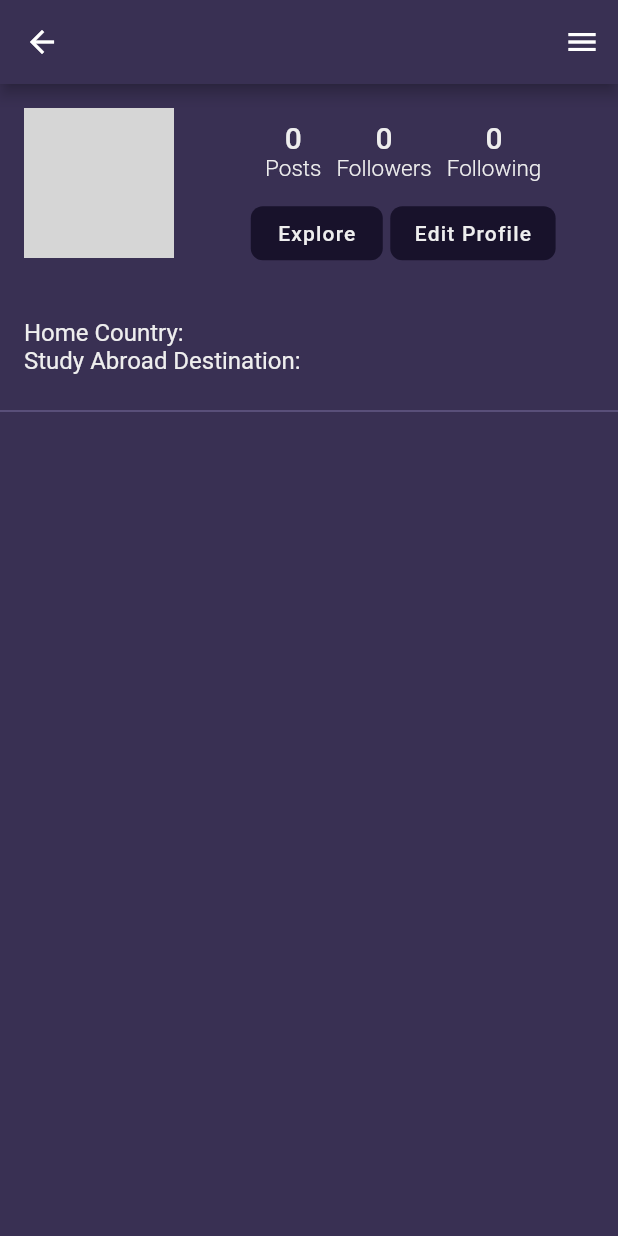
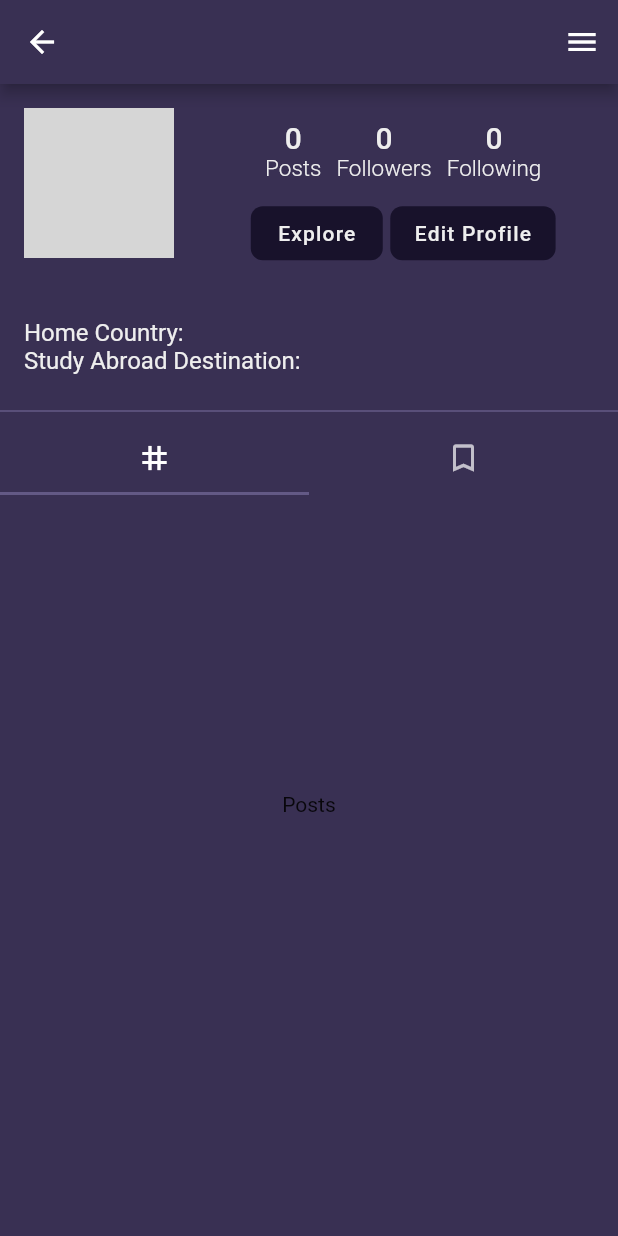
Before and after one commit to imshibl/abroadlink, a Flutter app: the ProfileView screen opened directly, on a phone screen of 412 x 824 dp. Run offline on Flutter 3.47's test engine with Material 2 defaults, Android fonts, the phone set to English and light mode, and no system bars; our stand-ins replace cloud_firestore, country_picker, firebase_auth, firebase_core, flutter_riverpod, geocoding and 4 more; missing offline and left inert: country_flags, geoflutterfire_plus; accounts and stored records are empty; network calls fail; grey boxes are pictures that could not be loaded.

Commit message:
tab bar in profile ongoing

```diff
--- a/lib/views/app/main_views/views/profile.view.dart
+++ b/lib/views/app/main_views/views/profile.view.dart
@@ -1,4 +1,4 @@
-// ignore_for_file: prefer_const_constructors
+// ignore_for_file: prefer_const_constructors, prefer_const_literals_to_create_immutables
 
 import 'package:abroadlink/const/colors.dart';
 import 'package:abroadlink/notifiers/auth_notifier/auth.notifier.dart';
@@ -6,6 +6,7 @@ import 'package:abroadlink/notifiers/user_notifier/user.notifier.dart';
 import 'package:abroadlink/views/app/auth_views/login.view.dart';
 import 'package:abroadlink/views/app/main_views/views/explore/explore_people.view.dart';
 import 'package:abroadlink/widgets/error.widget.dart';
+import 'package:abroadlink/widgets/loading.widget.dart';
 
 import 'package:firebase_auth/firebase_auth.dart';
 import 'package:flutter/material.dart';
@@ -22,9 +23,40 @@ class ProfileView extends ConsumerStatefulWidget {
   ConsumerState<ProfileView> createState() => _ProfileViewState();
 }
 
-class _ProfileViewState extends ConsumerState<ProfileView> {
+class _ProfileViewState extends ConsumerState<ProfileView>
+    with TickerProviderStateMixin {
+  late TabController _tabController;
+  late PageController _pageController;
+  late ValueNotifier<int> _tabIndexNotifier;
+
+  @override
+  void dispose() {
+    super.dispose();
+    _tabController.dispose();
+    _pageController.dispose();
+    _tabIndexNotifier.dispose();
+  }
+
   @override
   Widget build(BuildContext context) {
+    _tabController = TabController(length: 2, vsync: this);
+    _pageController = PageController();
+    _tabIndexNotifier = ValueNotifier(0);
+
+    _tabController.addListener(() {
+      if (_tabController.indexIsChanging) {
+        switch (_tabController.index) {
+          case 0:
+            _tabIndexNotifier.value = 0;
+
+            break;
+          case 1:
+            _tabIndexNotifier.value = 1;
+            break;
+        }
+      }
+    });
+
     return Scaffold(
       appBar: AppBar(
         title: Text(FirebaseAuth.instance.currentUser!.displayName!),
@@ -42,12 +74,13 @@ class _ProfileViewState extends ConsumerState<ProfileView> {
           builder: ((context, snapshot) {
             final userData = snapshot.data;
             if (snapshot.connectionState == ConnectionState.waiting) {
-              return const Center(child: CircularProgressIndicator());
+              return const Center(child: LoadingAnimation());
             } else if (snapshot.hasError) {
               return const ErrorAnimation();
             }
 
             return ListView(
+              shrinkWrap: true,
               children: [
                 CurrentUserProfileView(
                   fullname: userData!.fullname.toString(),
@@ -61,6 +94,48 @@ class _ProfileViewState extends ConsumerState<ProfileView> {
                   color: ConstColors.lightColor,
                   thickness: 1,
                 ),
+                ValueListenableBuilder(
+                    valueListenable: _tabIndexNotifier,
+                    builder: (context, index, _) {
+                      return Column(
+                        children: [
+                          TabBar(
+                            controller: _tabController,
+                            indicatorColor: ConstColors.lightColor,
+                            onTap: (tabIndex) {
+                              _tabIndexNotifier.value = tabIndex;
+                              _pageController.animateToPage(
+                                tabIndex,
+                                duration: Duration(milliseconds: 500),
+                                curve: Curves.ease,
+                              );
+                            },
+                            tabs: [
+                              Tab(
+                                icon: Icon(Icons.grid_3x3),
+                              ),
+                              Tab(
+                                icon: Icon(Icons.bookmark_border),
+                              ),
+                            ],
+                          ),
+                          Container(
+                            height: MediaQuery.of(context).size.height * 0.5,
+                            child: PageView(
+                              controller: _pageController,
+                              onPageChanged: (int page) {
+                                // Update the ValueNotifier when the page changes
+                                _tabIndexNotifier.value = page;
+                              },
+                              children: [
+                                Center(child: Text("Posts")),
+                                Center(child: Text("Saved Posts")),
+                              ],
+                            ),
+                          ),
+                        ],
+                      );
+                    }),
               ],
             );
           })),
```
